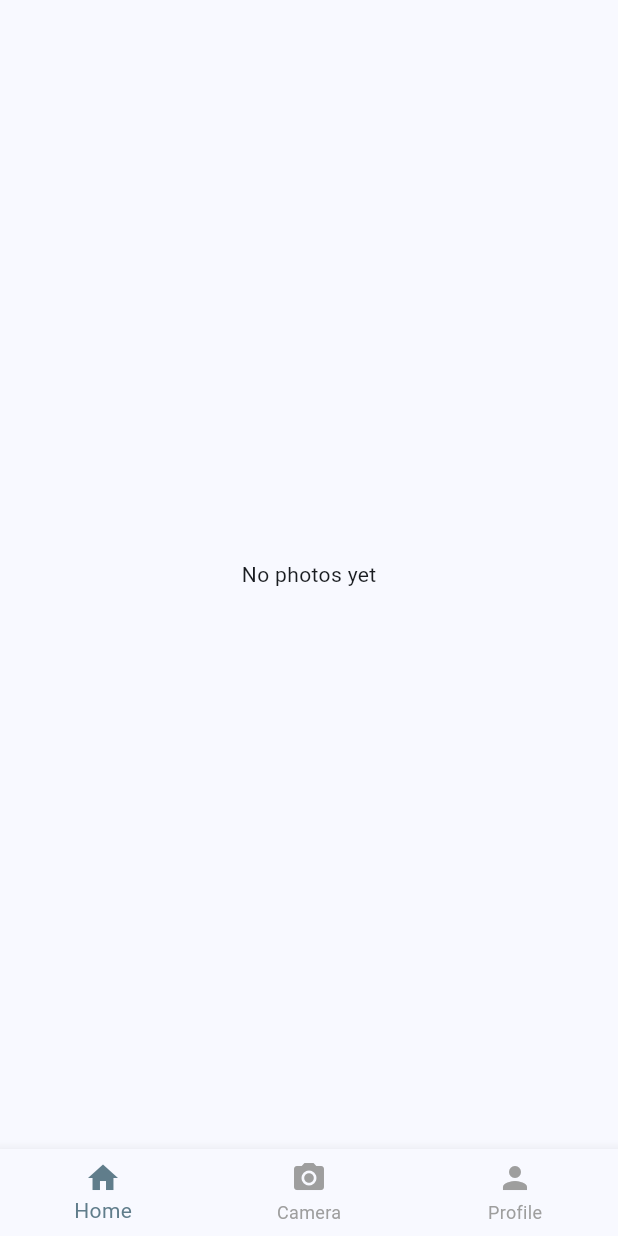
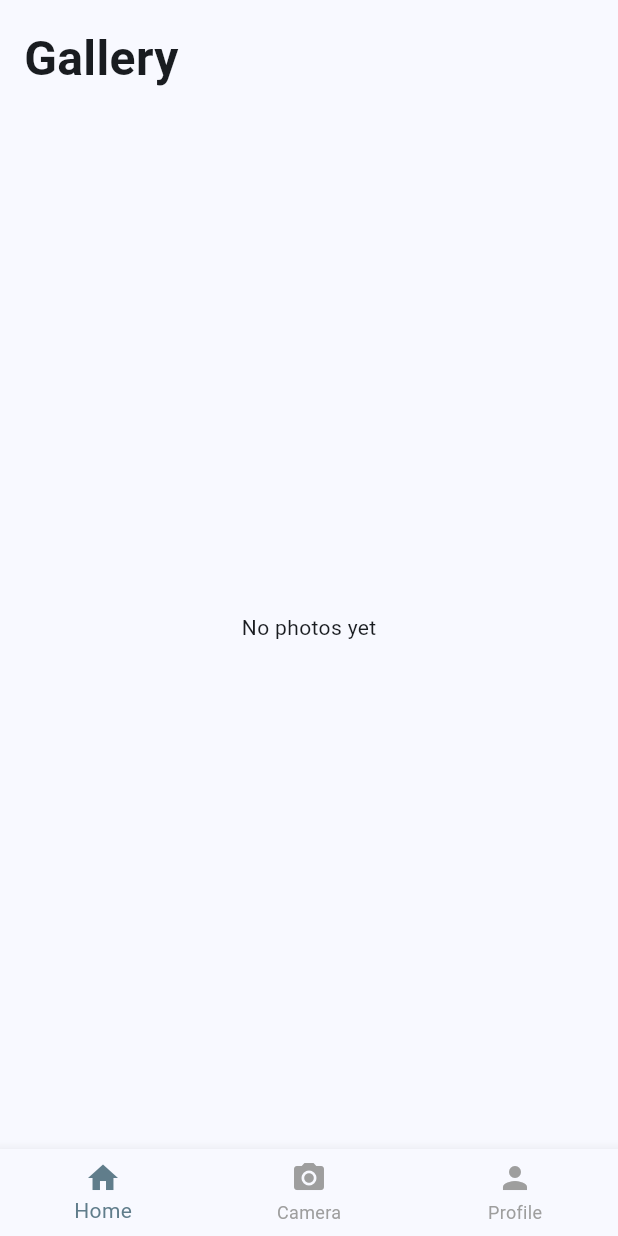
Before and after one commit to charleneTanataaa/Furora, a Flutter app: the screen it shows after launch, on a phone screen of 412 x 824 dp. Run offline on Flutter 3.47's test engine with Material 3 defaults, Android fonts, the phone set to English and light mode, and no system bars; our stand-ins replace camera.

Commit message:
feat: "Gallery" in home page

```diff
--- a/furora/lib/screen/home_screen.dart
+++ b/furora/lib/screen/home_screen.dart
@@ -9,14 +9,24 @@ class HomePage extends StatelessWidget {
   Widget build(BuildContext context) {
     final images = ImageStore.images;
 
-    if (ImageStore.images.isEmpty) {
-      return const Center(
-        child: Text("No photos yet"),
-      );
-    }
-
-    return Padding(
-      padding: const EdgeInsets.all(12),
+    return Column(
+      crossAxisAlignment: CrossAxisAlignment.start,
+      children: [
+        const Padding(
+          padding: EdgeInsets.fromLTRB(16, 16, 16, 8),
+          child: Text(
+            'Gallery',
+            style: TextStyle(
+              fontSize: 32,
+              fontWeight: FontWeight.bold,
+            ),
+          ),
+        ),
+       Expanded(
+          child: ImageStore.images.isEmpty
+            ? const Center(child: Text("No photos yet"))
+          : Padding(
+            padding: const EdgeInsets.all(12),
       child: GridView.builder(
         itemCount: ImageStore.images.length,
         gridDelegate: const SliverGridDelegateWithFixedCrossAxisCount(
@@ -68,6 +78,9 @@ class HomePage extends StatelessWidget {
           );
         },
       ),
+    )
+    ),
+    ],
     );
   }
 }
--- /dev/null
+++ b/furora/lib/tempCodeRunnerFile.dart
@@ -0,0 +1,35 @@
+import 'package:camera/camera.dart';
+import 'package:flutter/material.dart';
+import 'package:furora/components/main_navigation.dart';
+
+List<CameraDescription> cameras = [];
+
+Future<void> main() async {
+  WidgetsFlutterBinding.ensureInitialized();
+  cameras = await availableCameras();
+  runApp(const MyApp());
+}
+
+class MyApp extends StatefulWidget {
+  const MyApp({super.key});
+
+  @override
+  State<MyApp> createState() => _MyAppState();
+}
+
+class _MyAppState extends State<MyApp> {
+  @override
+  void initState() {
+    super.initState();
+  }
+
+  @override
+  Widget build(BuildContext context) {
+    return MaterialApp(
+      title: 'Furora',
+      theme: ThemeData(
+        colorScheme: ColorScheme.fromSeed(seedColor: Colors.blue),
+      ),
+      home: MainNavigation(cameras: cameras),
+    );
+  }}
```
Also changed, not shown: furora/pubspec.lock.
